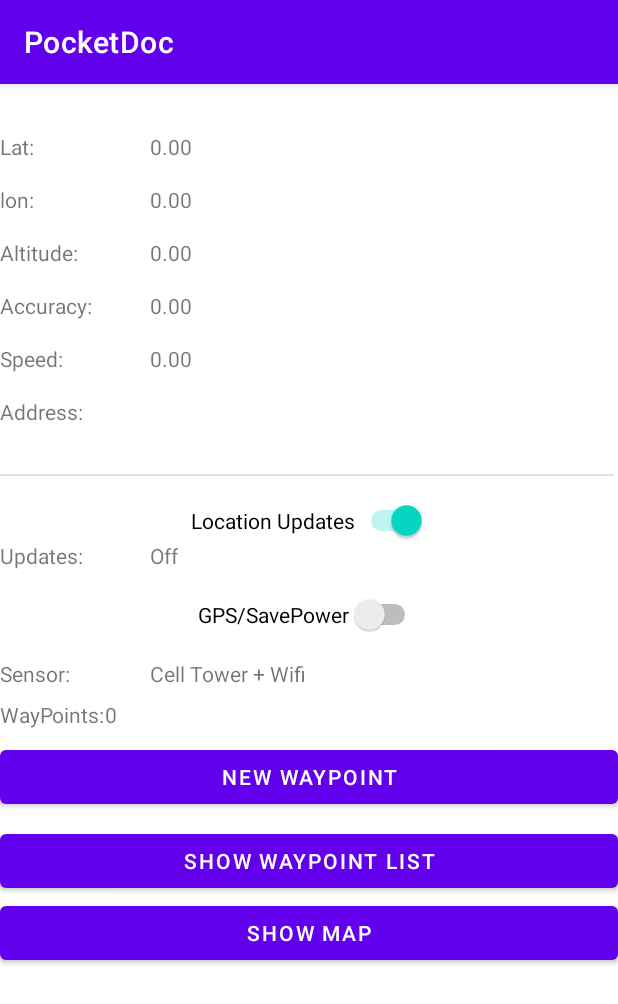
After one commit to ravonho/PocketDoc, an Android app: the GPStracker screen opened directly, with no data from a screen before it, on a phone screen of 412 x 824 dp. The commit adds this screen. Shown: the top 1004 px of the screen. Run offline under Robolectric (Android 15) with nearby library versions, the phone set to English and light mode, and no system bars.

Commit message:
add GPS sensor

```diff
--- a/app/build.gradle
+++ b/app/build.gradle
@@ -25,6 +25,9 @@ android {
         sourceCompatibility JavaVersion.VERSION_1_8
         targetCompatibility JavaVersion.VERSION_1_8
     }
+    buildFeatures {
+        viewBinding true
+    }
 }
 
 dependencies {
@@ -34,9 +37,12 @@ dependencies {
     implementation 'com.google.firebase:firebase-database:19.2.1'
     implementation 'com.google.firebase:firebase-storage:20.0.0'
     implementation 'com.github.VishnuSivadasVS:Advanced-HttpURLConnection:1.2'
+    implementation 'com.google.android.gms:play-services-maps:18.0.2'
     testImplementation 'junit:junit:4.+'
     androidTestImplementation 'androidx.test.ext:junit:1.1.3'
     androidTestImplementation 'androidx.test.espresso:espresso-core:3.4.0'
     implementation 'com.android.volley:volley:1.2.1'
     implementation 'com.journeyapps:zxing-android-embedded:3.4.0'
+    implementation 'com.google.android.gms:play-services-location:17.0.0'
+
 }
--- /dev/null
+++ b/app/src/main/java/com/example/pocketdoc/GPStracker.java
@@ -0,0 +1,270 @@
+package com.example.pocketdoc;
+
+import androidx.annotation.NonNull;
+import androidx.appcompat.app.AppCompatActivity;
+import androidx.core.app.ActivityCompat;
+
+import android.Manifest;
+import android.content.Intent;
+import android.content.pm.PackageManager;
+import android.location.Address;
+import android.location.Geocoder;
+import android.location.Location;
+import android.os.Build;
+import android.os.Bundle;
+import android.view.View;
+import android.widget.Button;
+import android.widget.Switch;
+import android.widget.TextView;
+import android.widget.Toast;
+
+import com.google.android.gms.location.FusedLocationProviderClient;
+import com.google.android.gms.location.LocationCallback;
+import com.google.android.gms.location.LocationRequest;
+import com.google.android.gms.location.LocationResult;
+import com.google.android.gms.location.LocationServices;
+import com.google.android.gms.tasks.OnSuccessListener;
+
+import java.util.List;
+
+public class GPStracker extends AppCompatActivity {
+
+
+    public static final int DEFAULT_UPDATE_INTERVAL = 30;
+    public static final int FAST_UPDATE_INTERVAL = 5;
+    private static final int PERMISSIONS_FINE_LOCATION = 99;
+
+    TextView tv_lat, tv_lon, tv_altitude, tv_accuracy, tv_speed, tv_sensor, tv_updates, tv_address, tv_wayPointCounts;
+    Button btn_newWaypoint, btn_showWayPointList, btn_showMap;
+
+    Switch sw_locationupdates, sw_gps;
+
+    boolean updateOn = false;
+
+    //current location
+    Location currentLocation;
+
+    //List of saved locations
+    List<Location> savedLocations;
+
+
+
+    LocationRequest locationRequest;
+    LocationCallback locationCallBack;
+
+
+    FusedLocationProviderClient fusedLocationProviderClient;
+
+
+@Override
+protected void onCreate(Bundle savedInstanceState) {
+        super.onCreate(savedInstanceState);
+        setContentView(R.layout.activity_gpstracker);
+
+    tv_lat = findViewById(R.id.tv_lat);
+    tv_lon = findViewById(R.id.tv_lon);
+    tv_altitude = findViewById(R.id.tv_altitude);
+    tv_accuracy = findViewById(R.id.tv_accuracy);
+    tv_speed = findViewById(R.id.tv_speed);
+    tv_sensor = findViewById(R.id.tv_sensor);
+    tv_updates = findViewById(R.id.tv_updates);
+    tv_address = findViewById(R.id.tv_address);
+    sw_gps = findViewById(R.id.sw_gps);
+    sw_locationupdates = findViewById(R.id.sw_locationsupdates);
+    btn_newWaypoint = findViewById(R.id.btn_newWayPoint);
+    btn_showWayPointList = findViewById(R.id.btn_showWayPointList);
+    tv_wayPointCounts = findViewById(R.id.tv_countOfCrumbs);
+    btn_showMap = findViewById(R.id.btn_showMap);
+
+
+        locationRequest = new LocationRequest();
+
+        locationRequest.setInterval(1000 * DEFAULT_UPDATE_INTERVAL);
+
+        locationRequest.setFastestInterval(1000 * FAST_UPDATE_INTERVAL);
+
+        locationRequest.setPriority(LocationRequest.PRIORITY_BALANCED_POWER_ACCURACY);
+
+        locationCallBack = new LocationCallback() {
+
+            @Override
+            public void onLocationResult(LocationResult locationResult) {
+                super.onLocationResult(locationResult);
+
+                updateUIValues(locationResult.getLastLocation());
+            }
+        };
+
+        btn_newWaypoint.setOnClickListener(new View.OnClickListener() {
+            @Override
+            public void onClick(View view) {
+
+                MyApplication myApplication = (MyApplication) getApplicationContext();
+                savedLocations = MyApplication.getMyLocations();
+                savedLocations.add(currentLocation);
+
+            }
+        });
+
+        btn_showWayPointList.setOnClickListener(new View.OnClickListener() {
+            @Override
+            public void onClick(View view) {
+                Intent i = new Intent(GPStracker.this, ShowSavedLocationsList.class);
+                startActivity(i);
+            }
+        });
+
+    btn_showMap.setOnClickListener(new View.OnClickListener() {
+        @Override
+        public void onClick(View view) {
+            Intent i = new Intent(GPStracker.this, MapsActivity.class);
+            startActivity(i);
+        }
+    });
+
+        sw_gps.setOnClickListener(new View.OnClickListener() {
+            @Override
+            public void onClick(View view) {
+                if (sw_gps.isChecked()) {
+
+                    locationRequest.setPriority(LocationRequest.PRIORITY_HIGH_ACCURACY);
+                    tv_sensor.setText("Using GPS sensors");
+                } else {
+                    locationRequest.setPriority(LocationRequest.PRIORITY_BALANCED_POWER_ACCURACY);
+                    tv_sensor.setText("Using Tower + WIFI");
+                }
+            }
+        });
+
+        sw_locationupdates.setOnClickListener(new View.OnClickListener() {
+            @Override
+            public void onClick(View view) {
+                if (sw_locationupdates.isChecked()) {
+                    startLocationUpdates();
+                } else {
+                    stopLocationUpdates();
+                }
+            }
+        });
+
+
+        updateGPS();
+    }
+
+    private void stopLocationUpdates() {
+
+        tv_updates.setText("Location is NOT being tracked");
+        tv_lat.setText("Not tracking location");
+        tv_lon.setText("Not tracking location");
+        tv_speed.setText("Not tracking location");
+        tv_address.setText("Not tracking location");
+        tv_accuracy.setText("Not tracking location");
+        tv_altitude.setText("Not tracking location");
+        tv_sensor.setText("Not tracking location");
+
+        fusedLocationProviderClient.removeLocationUpdates(locationCallBack);
+    }
+
+    private void startLocationUpdates() {
+
+        tv_updates.setText("Location is being tracked");
+        if (ActivityCompat.checkSelfPermission(this, Manifest.permission.ACCESS_FINE_LOCATION) != PackageManager.PERMISSION_GRANTED && ActivityCompat.checkSelfPermission(this, Manifest.permission.ACCESS_COARSE_LOCATION) != PackageManager.PERMISSION_GRANTED) {
+            // TODO: Consider calling
+            //    ActivityCompat#requestPermissions
+            // here to request the missing permissions, and then overriding
+            //   public void onRequestPermissionsResult(int requestCode, String[] permissions,
+            //                                          int[] grantResults)
+            // to handle the case where the user grants the permission. See the documentation
+            // for ActivityCompat#requestPermissions for more details.
+            return;
+        }
+        fusedLocationProviderClient.requestLocationUpdates(locationRequest, locationCallBack, null);
+        updateGPS();
+
+    }
+
+
+    @Override
+    public void onRequestPermissionsResult(int requestCode, @NonNull String[] permissions, @NonNull int[] grantResults) {
+        super.onRequestPermissionsResult(requestCode, permissions, grantResults);
+
+        switch (requestCode) {
+            case PERMISSIONS_FINE_LOCATION:;
+                if (grantResults[0] == PackageManager.PERMISSION_GRANTED) {
+                    updateGPS();
+                }
+                else{
+                    Toast.makeText(this,"This app requires permission to be granted in order to work properly", Toast.LENGTH_SHORT).show();
+                    finish();
+                }
+        }
+    }
+
+    private void updateGPS(){
+
+        fusedLocationProviderClient = LocationServices.getFusedLocationProviderClient(GPStracker.this);
+
+        if (ActivityCompat.checkSelfPermission(this, Manifest.permission.ACCESS_FINE_LOCATION) == PackageManager.PERMISSION_GRANTED) {
+
+            fusedLocationProviderClient.getLastLocation().addOnSuccessListener(this, new OnSuccessListener<Location>() {
+                @Override
+                public void onSuccess(Location location) {
+
+                    updateUIValues(location);
+                    currentLocation = location;
+
+                }
+            });
+        }
+        else{
+
+            if (Build.VERSION.SDK_INT >= Build.VERSION_CODES.M) {
+                requestPermissions(new String[] {Manifest.permission.ACCESS_FINE_LOCATION}, PERMISSIONS_FINE_LOCATION);
+            }
+        }
+    }
+
+    private void updateUIValues(Location location) {
+
+        tv_lat.setText(String.valueOf(location.getLatitude()));
+        tv_lon.setText(String.valueOf(location.getLongitude()));
+        tv_accuracy.setText(String.valueOf(location.getAccuracy()));
+
+        if (location.hasAltitude()) {
+            tv_altitude.setText(String.valueOf(location.getAltitude()));
+
+        }
+        else {
+            tv_altitude.setText("Not available");
+        }
+
+        if (location.hasSpeed()) {
+            tv_speed.setText(String.valueOf(location.getSpeed()));
+
+        }
+        else {
+            tv_speed.setText("Not available");
+        }
+
+        Geocoder geocoder = new Geocoder(GPStracker.this);
+
+        try{
+            List<Address> addresses = geocoder.getFromLocation(location.getLatitude(), location.getLongitude(), 1);
+            tv_address.setText(addresses.get(0).getAddressLine(0));
+        }
+        catch (Exception e) {
+            tv_address.setText("Unable to get street address");
+        }
+
+        MyApplication myApplication = (MyApplication) getApplicationContext();
+        savedLocations = MyApplication.getMyLocations();
+
+        tv_wayPointCounts.setText(Integer.toString(savedLocations.size()));
+
+
+    }
+
+
+
+
+}
--- /dev/null
+++ b/app/src/main/res/layout/activity_gpstracker.xml
@@ -0,0 +1,222 @@
+<?xml version="1.0" encoding="utf-8"?>
+<androidx.constraintlayout.widget.ConstraintLayout xmlns:android="http://schemas.android.com/apk/res/android"
+    xmlns:app="http://schemas.android.com/apk/res-auto"
+    xmlns:tools="http://schemas.android.com/tools"
+    android:layout_width="match_parent"
+    android:layout_height="match_parent"
+    tools:context=".GPStracker">
+
+    <TextView
+        android:id="@+id/tv_labellat"
+        android:layout_width="100dp"
+        android:layout_height="wrap_content"
+        android:layout_marginTop="32dp"
+        android:text="Lat:"
+        app:layout_constraintStart_toStartOf="parent"
+        app:layout_constraintTop_toTopOf="parent" />
+
+    <TextView
+        android:id="@+id/tv_lat"
+        android:layout_width="wrap_content"
+        android:layout_height="wrap_content"
+        android:layout_marginTop="32dp"
+        android:text="0.00"
+        app:layout_constraintStart_toEndOf="@+id/tv_labellat"
+        app:layout_constraintTop_toTopOf="parent" />
+
+    <TextView
+        android:id="@+id/tv_labellon"
+        android:layout_width="100dp"
+        android:layout_height="wrap_content"
+        android:layout_marginTop="16dp"
+        android:text="lon:"
+        app:layout_constraintStart_toStartOf="parent"
+        app:layout_constraintTop_toBottomOf="@+id/tv_labellat" />
+
+    <TextView
+        android:id="@+id/tv_lon"
+        android:layout_width="wrap_content"
+        android:layout_height="wrap_content"
+        android:layout_marginTop="16dp"
+        android:text="0.00"
+        app:layout_constraintStart_toEndOf="@+id/tv_labellon"
+        app:layout_constraintTop_toBottomOf="@+id/tv_lat" />
+
+    <TextView
+        android:id="@+id/tv_labelaltitude"
+        android:layout_width="100dp"
+        android:layout_height="wrap_content"
+        android:layout_marginTop="16dp"
+        android:text="Altitude:"
+        app:layout_constraintStart_toStartOf="parent"
+        app:layout_constraintTop_toBottomOf="@+id/tv_labellon" />
+
+    <TextView
+        android:id="@+id/tv_altitude"
+        android:layout_width="wrap_content"
+        android:layout_height="wrap_content"
+        android:text="0.00"
+        app:layout_constraintStart_toEndOf="@+id/tv_labelaltitude"
+        app:layout_constraintTop_toTopOf="@+id/tv_labelaltitude" />
+
+    <TextView
+        android:id="@+id/tv_labelaccuracy"
+        android:layout_width="100dp"
+        android:layout_height="wrap_content"
+        android:layout_marginTop="16dp"
+        android:text="Accuracy:"
+        app:layout_constraintStart_toStartOf="parent"
+        app:layout_constraintTop_toBottomOf="@+id/tv_labelaltitude" />
+
+    <TextView
+        android:id="@+id/tv_accuracy"
+        android:layout_width="wrap_content"
+        android:layout_height="wrap_content"
+        android:text="0.00"
+        app:layout_constraintStart_toEndOf="@+id/tv_labelaccuracy"
+        app:layout_constraintTop_toTopOf="@+id/tv_labelaccuracy" />
+
+    <TextView
+        android:id="@+id/tv_labelspeed"
+        android:layout_width="100dp"
+        android:layout_height="wrap_content"
+        android:layout_marginTop="16dp"
+        android:text="Speed:"
+        app:layout_constraintStart_toStartOf="parent"
+        app:layout_constraintTop_toBottomOf="@+id/tv_labelaccuracy" />
+
+    <TextView
+        android:id="@+id/tv_speed"
+        android:layout_width="wrap_content"
+        android:layout_height="wrap_content"
+        android:text="0.00"
+        app:layout_constraintStart_toEndOf="@+id/tv_labelspeed"
+        app:layout_constraintTop_toTopOf="@+id/tv_labelspeed" />
+
+    <TextView
+        android:id="@+id/tv_labelsensor"
+        android:layout_width="100dp"
+        android:layout_height="wrap_content"
+        android:layout_marginTop="16dp"
+        android:text="Sensor:"
+        app:layout_constraintStart_toStartOf="parent"
+        app:layout_constraintTop_toBottomOf="@+id/sw_gps" />
+
+    <TextView
+        android:id="@+id/tv_sensor"
+        android:layout_width="wrap_content"
+        android:layout_height="wrap_content"
+        android:text="Cell Tower + Wifi"
+        app:layout_constraintStart_toEndOf="@+id/tv_labelsensor"
+        app:layout_constraintTop_toTopOf="@+id/tv_labelsensor" />
+
+    <TextView
+        android:id="@+id/tv_labelupdates"
+        android:layout_width="100dp"
+        android:layout_height="wrap_content"
+        android:text="Updates:"
+        app:layout_constraintStart_toStartOf="parent"
+        app:layout_constraintTop_toBottomOf="@+id/sw_locationsupdates" />
+
+    <TextView
+        android:id="@+id/tv_updates"
+        android:layout_width="wrap_content"
+        android:layout_height="wrap_content"
+        android:text="Off"
+        app:layout_constraintStart_toEndOf="@+id/tv_labelupdates"
+        app:layout_constraintTop_toTopOf="@+id/tv_labelupdates" />
+
+    <Switch
+        android:id="@+id/sw_locationsupdates"
+        android:layout_width="wrap_content"
+        android:layout_height="wrap_content"
+        android:layout_marginTop="16dp"
+        android:checked="true"
+        android:text="Location Updates"
+        app:layout_constraintEnd_toEndOf="parent"
+        app:layout_constraintStart_toStartOf="parent"
+        app:layout_constraintTop_toBottomOf="@+id/divider" />
+
+    <Switch
+        android:id="@+id/sw_gps"
+        android:layout_width="wrap_content"
+        android:layout_height="wrap_content"
+        android:layout_marginTop="16dp"
+        android:text="GPS/SavePower"
+        app:layout_constraintEnd_toEndOf="parent"
+        app:layout_constraintStart_toStartOf="parent"
+        app:layout_constraintTop_toBottomOf="@+id/tv_labelupdates" />
+
+    <TextView
+        android:id="@+id/tv_address"
+        android:layout_width="wrap_content"
+        android:layout_height="wrap_content"
+        app:layout_constraintStart_toEndOf="@+id/tv_lbladdress"
+        app:layout_constraintTop_toTopOf="@+id/tv_lbladdress" />
+
+    <TextView
+        android:id="@+id/tv_lbladdress"
+        android:layout_width="100dp"
+        android:layout_height="wrap_content"
+        android:layout_marginTop="16dp"
+        android:text="Address:"
+        app:layout_constraintStart_toStartOf="parent"
+        app:layout_constraintTop_toBottomOf="@+id/tv_labelspeed" />
+
+    <View
+        android:id="@+id/divider"
+        android:layout_width="409dp"
+        android:layout_height="1dp"
+        android:layout_marginTop="32dp"
+        android:background="?android:attr/listDivider"
+        app:layout_constraintTop_toBottomOf="@+id/tv_address"
+        tools:layout_editor_absoluteX="1dp" />
+
+    <TextView
+        android:id="@+id/tv_labelCrumbCounter"
+        android:layout_width="wrap_content"
+        android:layout_height="wrap_content"
+        android:layout_marginTop="8dp"
+        android:text="WayPoints:"
+        app:layout_constraintStart_toStartOf="parent"
+        app:layout_constraintTop_toBottomOf="@+id/tv_labelsensor" />
+
+    <TextView
+        android:id="@+id/tv_countOfCrumbs"
+        android:layout_width="wrap_content"
+        android:layout_height="wrap_content"
+        android:text="0"
+        app:layout_constraintStart_toEndOf="@+id/tv_labelCrumbCounter"
+        app:layout_constraintTop_toTopOf="@+id/tv_labelCrumbCounter" />
+
+    <Button
+        android:id="@+id/btn_newWayPoint"
+        android:layout_width="0dp"
+        android:layout_height="wrap_content"
+        android:layout_marginTop="8dp"
+        android:text="New WayPoint"
+        app:layout_constraintEnd_toEndOf="parent"
+        app:layout_constraintHorizontal_bias="0.498"
+        app:layout_constraintStart_toStartOf="parent"
+        app:layout_constraintTop_toBottomOf="@+id/tv_labelCrumbCounter" />
+
+    <Button
+        android:id="@+id/btn_showWayPointList"
+        android:layout_width="0dp"
+        android:layout_height="wrap_content"
+        android:layout_marginTop="8dp"
+        android:text="Show WayPoint List"
+        app:layout_constraintEnd_toEndOf="parent"
+        app:layout_constraintStart_toStartOf="parent"
+        app:layout_constraintTop_toBottomOf="@+id/btn_newWayPoint" />
+
+    <Button
+        android:id="@+id/btn_showMap"
+        android:layout_width="0dp"
+        android:layout_height="wrap_content"
+        android:text="Show Map"
+        app:layout_constraintEnd_toEndOf="parent"
+        app:layout_constraintStart_toStartOf="parent"
+        app:layout_constraintTop_toBottomOf="@+id/btn_showWayPointList" />
+
+</androidx.constraintlayout.widget.ConstraintLayout>
--- a/app/src/main/res/menu/mainmenu.xml
+++ b/app/src/main/res/menu/mainmenu.xml
@@ -17,6 +17,12 @@
             android:id="@+id/nav_stepcount"
             android:icon="@drawable/ic_baseline_directions_walk_24"
             android:title="Step Counter" />
+
+        <item
+            android:id="@+id/nav_gpstracker"
+            android:icon="@drawable/ic_baseline_gps_fixed_24"
+            android:title="GPS Tracker" />
+
 
     </group>
 
--- a/app/src/main/res/values/strings.xml
+++ b/app/src/main/res/values/strings.xml
@@ -11,4 +11,5 @@
     <string name="contact">Contact</string>
     <string name="loginhere">Already have an account? <u>Login</u></string>
     <string name="signuphere">Do not have an account? <u>SignUp</u></string>
+    <string name="title_activity_maps">MapsActivity</string>
 </resources>
```
Also changed, not shown: app/src/main/AndroidManifest.xml (+34 -3 lines), app/src/main/java/com/example/pocketdoc/MyApplication.java (added, +34 -0 lines), app/src/main/java/com/example/pocketdoc/ShowSavedLocationsList.java (added, +31 -0 lines), app/src/main/java/com/example/pocketdoc/homepage.java (+12 -1 lines), app/src/main/res/drawable/ic_baseline_gps_fixed_24.xml (added, +10 -0 lines), app/src/main/res/layout/activity_show_saved_locations_list.xml (added, +16 -0 lines).
